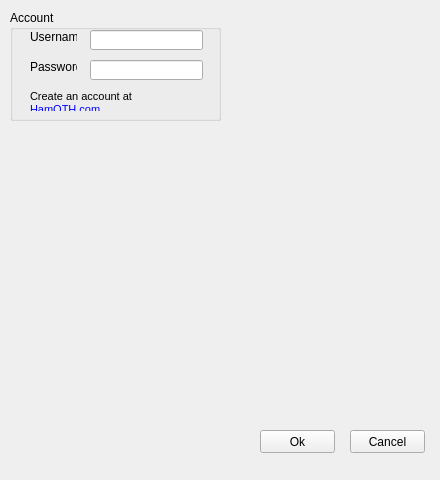
Above: gui/cf-options.ui from rouyng/cs-fetch before the change. Below: the same form after it.
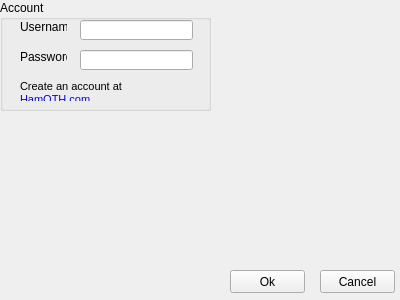
That is the form after the change.

Commit message: connect options widget

What changed in the file:
```diff
--- a/gui/cf-options.ui
+++ b/gui/cf-options.ui
@@ -1,50 +1,23 @@
 <?xml version="1.0" encoding="UTF-8"?>
 <ui version="4.0">
- <class>MainWindow</class>
- <widget class="QMainWindow" name="MainWindow">
+ <class>OptionsWindow</class>
+ <widget class="QWidget" name="OptionsWindow">
   <property name="geometry">
    <rect>
     <x>0</x>
     <y>0</y>
-    <width>440</width>
-    <height>480</height>
+    <width>400</width>
+    <height>300</height>
    </rect>
   </property>
   <property name="windowTitle">
    <string>Options</string>
   </property>
-  <widget class="QWidget" name="centralwidget">
-   <widget class="QPushButton" name="okButton">
-    <property name="geometry">
-     <rect>
-      <x>260</x>
-      <y>430</y>
-      <width>75</width>
-      <height>23</height>
-     </rect>
-    </property>
-    <property name="text">
-     <string>Ok</string>
-    </property>
-   </widget>
-   <widget class="QPushButton" name="cancelButton">
-    <property name="geometry">
-     <rect>
-      <x>350</x>
-      <y>430</y>
-      <width>75</width>
-      <height>23</height>
-     </rect>
-    </property>
-    <property name="text">
-     <string>Cancel</string>
-    </property>
-   </widget>
    <widget class="QGroupBox" name="accountBox">
     <property name="geometry">
      <rect>
-      <x>10</x>
-      <y>10</y>
+     <x>0</x>
+     <y>0</y>
       <width>211</width>
       <height>111</height>
      </rect>
@@ -138,19 +111,31 @@
      </property>
     </widget>
    </widget>
-   <zorder>accountBox</zorder>
-   <zorder>okButton</zorder>
-   <zorder>cancelButton</zorder>
+  <widget class="QPushButton" name="okButton">
+   <property name="geometry">
+    <rect>
+     <x>230</x>
+     <y>270</y>
+     <width>75</width>
+     <height>23</height>
+    </rect>
+   </property>
+   <property name="text">
+    <string>Ok</string>
+   </property>
   </widget>
-  <widget class="QMenuBar" name="menubar">
+  <widget class="QPushButton" name="cancelButton">
    <property name="geometry">
     <rect>
-     <x>0</x>
-     <y>0</y>
-     <width>440</width>
-     <height>21</height>
+     <x>320</x>
+     <y>270</y>
+     <width>75</width>
+     <height>23</height>
     </rect>
    </property>
+   <property name="text">
+    <string>Cancel</string>
+   </property>
   </widget>
  </widget>
  <resources/>
```
Left out of the diff: 3 changed lines with no effect on the pictures. Lines whose indentation alone changed are shown as unchanged. The commit also changes 4 other files.
